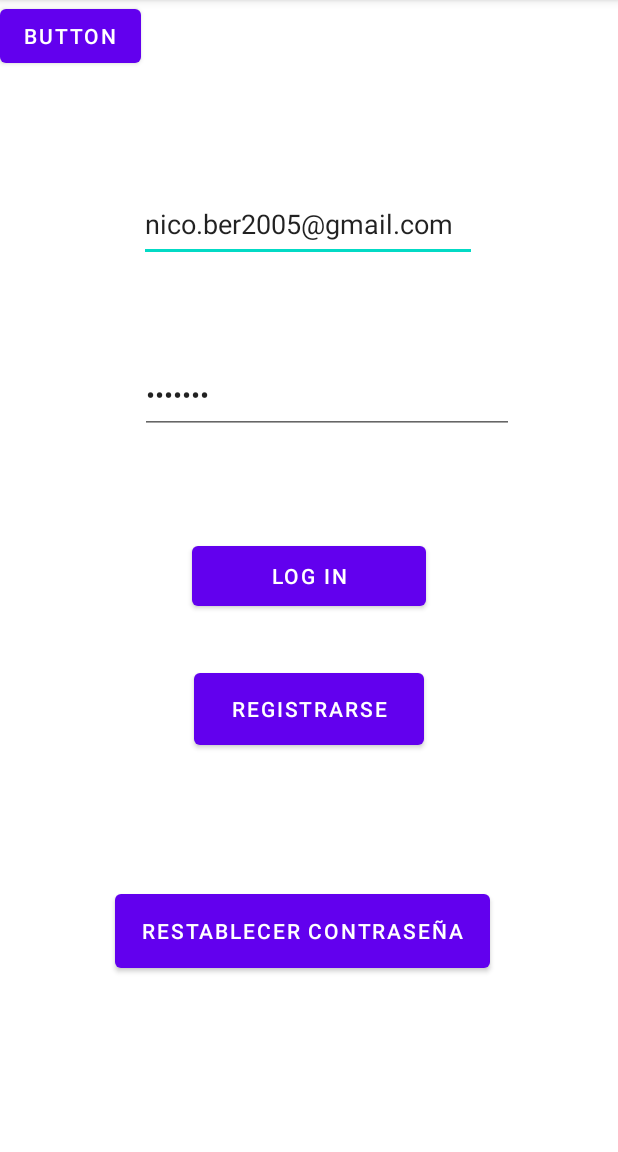
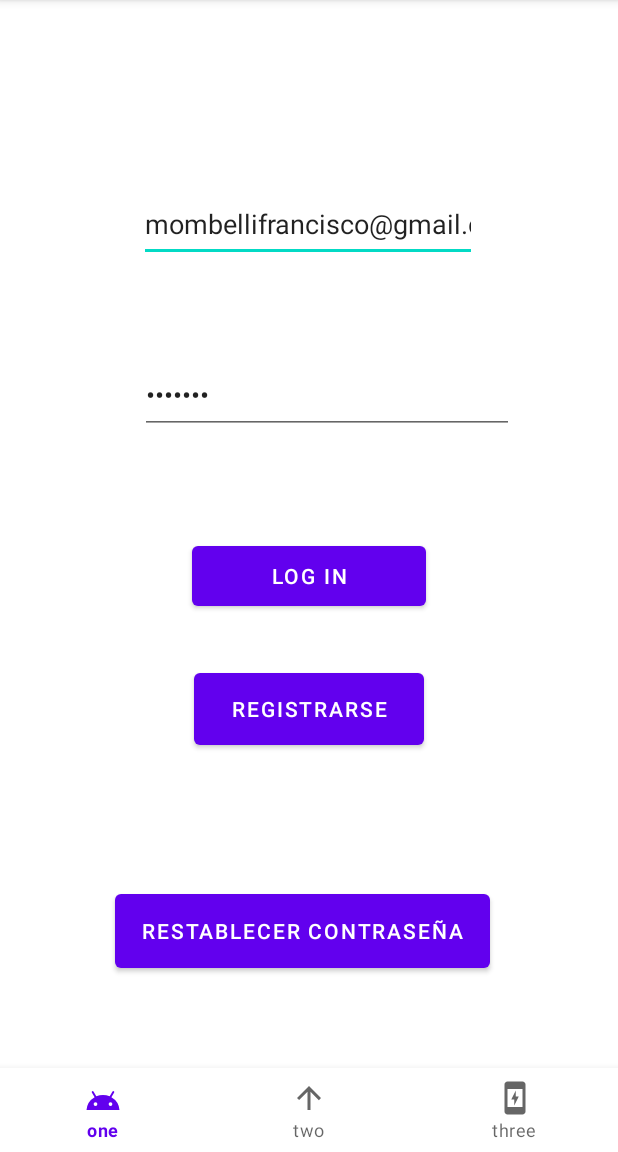
Before and after one commit to NicoBer28/2023-ProyectoFinal-Bergerman-Mombelli-Laperne-Umansky-Rakowszczyk, an Android app: the screen it shows after launch (MainActivity), on a phone screen of 412 x 824 dp, the part 84-1236 px from its top. Run offline under Robolectric (Android 15) with nearby library versions, the phone set to English and light mode, and no system bars; our stand-ins replace Firebase (no records; nobody signed in at launch, a user with empty details on screens opened directly).

Commit message:
16-6 ubicacion actual-barra de abajo

```diff
--- a/ProyectoFinal/app/src/main/AndroidManifest.xml
+++ b/ProyectoFinal/app/src/main/AndroidManifest.xml
@@ -5,6 +5,7 @@
     <uses-permission android:name="android.permission.ACCESS_FINE_LOCATION" />
     <uses-permission android:name="android.permission.ACCESS_COARSE_LOCATION" />
     <uses-permission android:name="android.permission.WRITE_EXTERNAL_STORAGE" />
+    <uses-permission android:name="android.permission.INTERNET"/>
 
     <application
         android:allowBackup="true"
--- /dev/null
+++ b/ProyectoFinal/app/src/main/res/drawable/one.xml
@@ -0,0 +1,5 @@
+<vector android:height="24dp" android:tint="#000000"
+    android:viewportHeight="24" android:viewportWidth="24"
+    android:width="24dp" xmlns:android="http://schemas.android.com/apk/res/android">
+    <path android:fillColor="#FF000000" android:pathData="M17.6,11.48 L19.44,8.3a0.63,0.63 0,0 0,-1.09 -0.63l-1.88,3.24a11.43,11.43 0,0 0,-8.94 0L5.65,7.67a0.63,0.63 0,0 0,-1.09 0.63L6.4,11.48A10.81,10.81 0,0 0,1 20L23,20A10.81,10.81 0,0 0,17.6 11.48ZM7,17.25A1.25,1.25 0,1 1,8.25 16,1.25 1.25,0 0,1 7,17.25ZM17,17.25A1.25,1.25 0,1 1,18.25 16,1.25 1.25,0 0,1 17,17.25Z"/>
+</vector>
--- /dev/null
+++ b/ProyectoFinal/app/src/main/res/drawable/three.xml
@@ -0,0 +1,5 @@
+<vector android:height="24dp" android:tint="#000000"
+    android:viewportHeight="24" android:viewportWidth="24"
+    android:width="24dp" xmlns:android="http://schemas.android.com/apk/res/android">
+    <path android:fillColor="@android:color/white" android:pathData="M14.5,11l-3,6v-4h-2l3,-6v4H14.5zM7,1h10c1.1,0 2,0.9 2,2v18c0,1.1 -0.9,2 -2,2H7c-1.1,0 -2,-0.9 -2,-2V3C5,1.9 5.9,1 7,1zM7,6v12h10V6H7z"/>
+</vector>
--- /dev/null
+++ b/ProyectoFinal/app/src/main/res/drawable/two.xml
@@ -0,0 +1,5 @@
+<vector android:height="24dp" android:tint="#000000"
+    android:viewportHeight="24" android:viewportWidth="24"
+    android:width="24dp" xmlns:android="http://schemas.android.com/apk/res/android">
+    <path android:fillColor="@android:color/white" android:pathData="M4,12l1.41,1.41L11,7.83V20h2V7.83l5.58,5.59L20,12l-8,-8 -8,8z"/>
+</vector>
--- a/ProyectoFinal/app/src/main/res/layout/activity_main.xml
+++ b/ProyectoFinal/app/src/main/res/layout/activity_main.xml
@@ -1,6 +1,6 @@
 <?xml version="1.0" encoding="utf-8"?>
 
-<androidx.constraintlayout.widget.ConstraintLayout xmlns:android="http://schemas.android.com/apk/res/android"
+<RelativeLayout xmlns:android="http://schemas.android.com/apk/res/android"
     xmlns:app="http://schemas.android.com/apk/res-auto"
     xmlns:tools="http://schemas.android.com/tools"
     android:layout_width="match_parent"
@@ -15,13 +15,17 @@
         app:defaultNavHost="true"
         app:navGraph="@navigation/navigation" />
 
-    <Button
-        android:id="@+id/button3"
-        android:layout_width="wrap_content"
+    <FrameLayout
+        android:id="@+id/fl_wrapper"
+        android:layout_width="match_parent"
+        android:layout_height="match_parent"/>
+
+    <com.google.android.material.bottomnavigation.BottomNavigationView
+        android:layout_width="match_parent"
         android:layout_height="wrap_content"
-        android:text="Button"
-        tools:layout_editor_absoluteX="147dp"
-        tools:layout_editor_absoluteY="44dp" />
+        android:layout_alignParentBottom="true"
+        android:background="?android:attr/windowBackground"
+        app:menu="@menu/bottom_nav_menu"
+        tools:ignore="MissingConstraints" />
 
-
-</androidx.constraintlayout.widget.ConstraintLayout>
+</RelativeLayout>
--- a/ProyectoFinal/app/src/main/res/layout/activity_maps.xml
+++ b/ProyectoFinal/app/src/main/res/layout/activity_maps.xml
@@ -23,5 +23,4 @@
         map:cameraZoom="10"
         />
 
-
 </androidx.constraintlayout.widget.ConstraintLayout>
--- a/ProyectoFinal/app/src/main/res/layout/fragment_log_in.xml
+++ b/ProyectoFinal/app/src/main/res/layout/fragment_log_in.xml
@@ -40,7 +40,7 @@
             android:hint="Username"
             android:inputType="textPersonName"
             android:minHeight="48dp"
-            android:text="nico.ber2005@gmail.com"
+            android:text="mombellifrancisco@gmail.com"
             app:layout_constraintBottom_toBottomOf="parent"
             app:layout_constraintEnd_toEndOf="parent"
             app:layout_constraintHorizontal_bias="0.497"
--- a/ProyectoFinal/app/src/main/res/menu/bottom_nav_menu.xml
+++ b/ProyectoFinal/app/src/main/res/menu/bottom_nav_menu.xml
@@ -1,4 +1,16 @@
 <?xml version="1.0" encoding="utf-8"?>
 <menu xmlns:android="http://schemas.android.com/apk/res/android">
+    <item
+        android:id="@+id/one"
+        android:icon="@drawable/one"
+        android:title="one"/>
+    <item
+        android:id="@+id/two"
+        android:icon="@drawable/two"
+        android:title="two"/>
+    <item
+        android:id="@+id/three"
+        android:icon="@drawable/three"
+        android:title="three"/>
 
 </menu>
--- a/ProyectoFinal/app/src/main/res/navigation/navigation.xml
+++ b/ProyectoFinal/app/src/main/res/navigation/navigation.xml
@@ -19,9 +19,7 @@
         <action
             android:id="@+id/action_logIn_to_mapsActivity"
             app:destination="@id/mapsActivity" />
-        <action
-            android:id="@+id/action_logIn_to_ubicacionActivity"
-            app:destination="@id/ubicacionActivity" />
+
     </fragment>
     <fragment
         android:id="@+id/register_fragment"
@@ -38,9 +36,5 @@
         android:name="com.example.proyectofinal.mapsActivity"
         android:label="activity_maps"
         tools:layout="@layout/activity_maps" />
-    <activity
-        android:id="@+id/ubicacionActivity"
-        android:name="com.example.proyectofinal.ubicacionActivity"
-        android:label="activity_ubicacion"
-        tools:layout="@layout/activity_ubicacion" />
+
 </navigation>
```
Also changed, not shown: ProyectoFinal/app/src/main/java/com/example/proyectofinal/LogIn.kt (+138 -1 lines).
